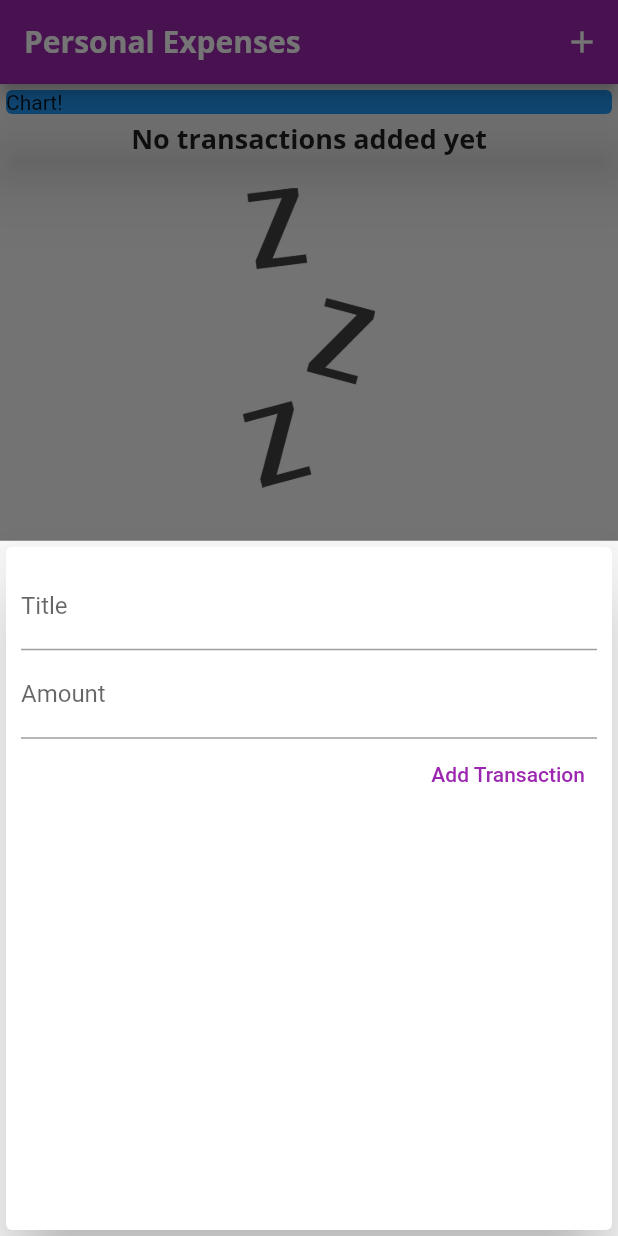
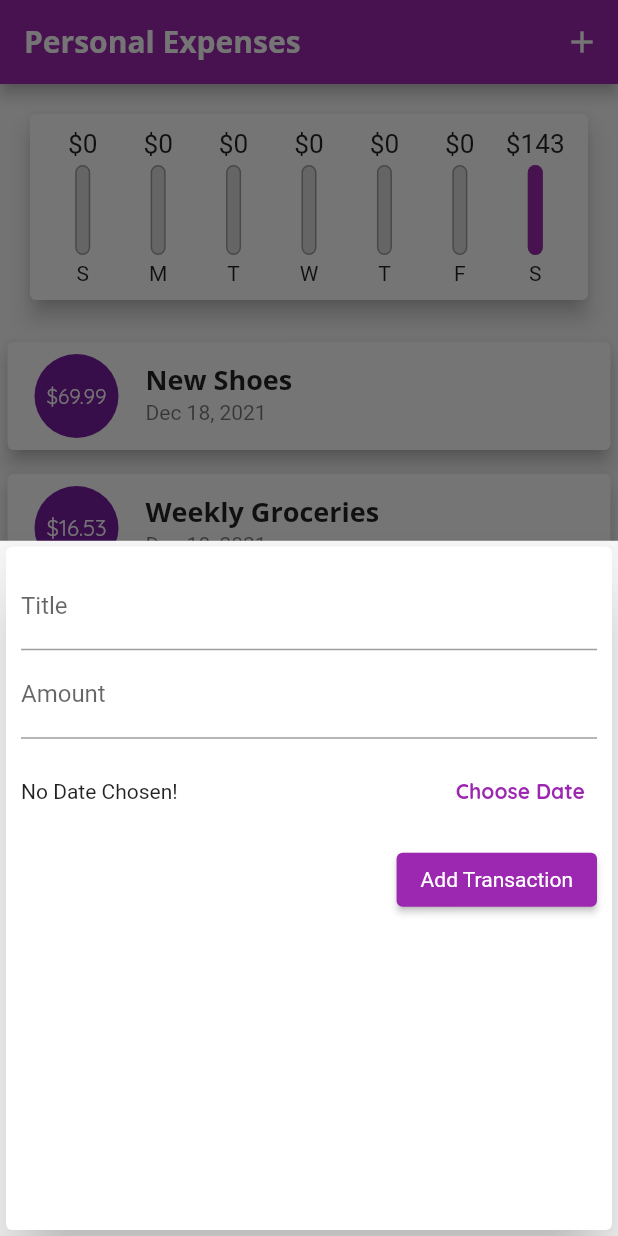
Before and after one commit to devch1013/second_flutter_app, a Flutter app: the screen it shows after launch, after a tap on the "add" icon, on a phone screen of 412 x 824 dp. Run offline on Flutter 3.47's test engine with Material 2 defaults, Android fonts, the phone set to English and light mode, and no system bars.

Commit message:
DatePicker

```diff
--- a/lib/main.dart
+++ b/lib/main.dart
@@ -2,6 +2,7 @@ import 'package:flutter/material.dart';
 import 'package:second_app/widgets/transaction_list.dart';
 import './widgets/new_transaction.dart';
 import './models/transaction.dart';
+import './widgets/chart.dart';
 
 void main() => runApp(MyApp());
 
@@ -20,6 +21,7 @@ class MyApp extends StatelessWidget {
                 fontSize: 18,
                 fontWeight: FontWeight.bold,
               ),
+              button: TextStyle(color: Colors.white),
             ),
         appBarTheme: AppBarTheme(
           textTheme: ThemeData.light().textTheme.copyWith(
@@ -43,25 +45,35 @@ class MyHomePage extends StatefulWidget {
 
 class _MyHomePageState extends State<MyHomePage> {
   final List<Transaction> _userTransactions = [
-    // Transaction(
-    //   id: 't1',
-    //   title: 'New Shoes',
-    //   amount: 69.99,
-    //   date: DateTime.now(),
-    // ),
-    // Transaction(
-    //   id: 't2',
-    //   title: 'Weekly Groceries',
-    //   amount: 16.53,
-    //   date: DateTime.now(),
-    // ),
-    // Transaction(
-    //   id: 't3',
-    //   title: 'New Clothes',
-    //   amount: 56.11,
-    //   date: DateTime.now(),
-    // ),
+    Transaction(
+      id: 't1',
+      title: 'New Shoes',
+      amount: 69.99,
+      date: DateTime.now(),
+    ),
+    Transaction(
+      id: 't2',
+      title: 'Weekly Groceries',
+      amount: 16.53,
+      date: DateTime.now(),
+    ),
+    Transaction(
+      id: 't3',
+      title: 'New Clothes',
+      amount: 56.11,
+      date: DateTime.now(),
+    ),
   ];
+
+  List<Transaction> get _recentTransactions {
+    return _userTransactions.where((tx) {
+      return tx.date.isAfter(
+        DateTime.now().subtract(
+          Duration(days: 7),
+        ),
+      );
+    }).toList(); // filter 개념
+  }
 
   void _addNewTransaction(String title, double amount) {
     final newTx = Transaction(
@@ -110,14 +122,7 @@ class _MyHomePageState extends State<MyHomePage> {
           // mainAxisAlignment: MainAxisAlignment.spaceAround,
           crossAxisAlignment: CrossAxisAlignment.stretch,
           children: <Widget>[
-            Container(
-              width: double.infinity,
-              child: const Card(
-                color: Colors.blue,
-                child: Text('Chart!'),
-                elevation: 20,
-              ),
-            ),
+            Chart(_recentTransactions),
             TransactionList(_userTransactions),
           ],
         ),
--- /dev/null
+++ b/lib/widgets/chart.dart
@@ -0,0 +1,66 @@
+import 'package:flutter/material.dart';
+import '../widgets/chart_bar.dart';
+import '../models/transaction.dart';
+import 'package:intl/intl.dart';
+
+class Chart extends StatelessWidget {
+  final List<Transaction> recentTransactions;
+
+  Chart(this.recentTransactions);
+
+  List<Map<String, Object>> get groupedTransactionValues {
+    return List.generate(7, (index) {
+      final weekDay = DateTime.now().subtract(Duration(days: index));
+
+      var totalSum = 0.0;
+      for (var i = 0; i < recentTransactions.length; i++) {
+        if (recentTransactions[i].date.day == weekDay.day &&
+            recentTransactions[i].date.month == weekDay.month &&
+            recentTransactions[i].date.year == weekDay.year) {
+          totalSum += recentTransactions[i].amount;
+        }
+      }
+      print(DateFormat.E().format(weekDay));
+      print(totalSum);
+      return {
+        "day": DateFormat.E().format(weekDay)[0],
+        'amount': totalSum,
+      };
+    }).reversed.toList();
+  }
+
+  double get totalSpending {
+    return groupedTransactionValues.fold(0.0, (sum, item) {
+      return sum + (item['amount'] as double);
+    });
+  }
+  // get은 이 파일 밖에서 저 리스트 꺼내 쓸 수 있게 허용, 변경은 불가
+  // set은 파일 밖에서 변수 변경할 수 있게 해줌
+
+  @override
+  Widget build(BuildContext context) {
+    print(groupedTransactionValues);
+    return Card(
+      elevation: 6,
+      margin: EdgeInsets.all(20),
+      child: Padding(
+        padding: EdgeInsets.all(10),
+        child: Row(
+          mainAxisAlignment: MainAxisAlignment.spaceAround,
+          children: groupedTransactionValues.map((data) {
+            return Flexible(
+              fit: FlexFit.tight, // 사이즈 제한
+              child: ChartBar(
+                (data['day'] as String),
+                (data['amount'] as double),
+                totalSpending == 0.0
+                    ? 0.0
+                    : (data['amount'] as double) / totalSpending,
+              ),
+            );
+          }).toList(),
+        ),
+      ),
+    );
+  }
+}
--- /dev/null
+++ b/lib/widgets/chart_bar.dart
@@ -0,0 +1,55 @@
+import 'package:flutter/material.dart';
+
+class ChartBar extends StatelessWidget {
+  final String label;
+  final double spendingAmount;
+  final double spendingPctOfTotal;
+
+  ChartBar(this.label, this.spendingAmount, this.spendingPctOfTotal);
+
+  @override
+  Widget build(BuildContext context) {
+    return Column(
+      children: [
+        Container(
+          height: 20,
+          child: FittedBox(
+            // 사이즈를 넘어가면 내용물이 줄어들면서 사이즈 맞춤
+            child: Text('\$${spendingAmount.toStringAsFixed(0)}'),
+          ),
+        ),
+        const SizedBox(
+          height: 4,
+        ),
+        Container(
+          height: 60,
+          width: 10,
+          child: Stack(
+            children: [
+              Container(
+                decoration: BoxDecoration(
+                  border: Border.all(color: Colors.grey, width: 1.0),
+                  color: const Color.fromRGBO(220, 220, 220, 1),
+                  borderRadius: BorderRadius.circular(20),
+                ),
+              ),
+              FractionallySizedBox(
+                heightFactor: spendingPctOfTotal,
+                child: Container(
+                  decoration: BoxDecoration(
+                    color: Theme.of(context).primaryColor,
+                    borderRadius: BorderRadius.circular(10),
+                  ),
+                ),
+              ),
+            ],
+          ),
+        ),
+        const SizedBox(
+          height: 4,
+        ),
+        Text(label),
+      ],
+    );
+  }
+}
--- a/lib/widgets/new_transaction.dart
+++ b/lib/widgets/new_transaction.dart
@@ -1,4 +1,5 @@
 import 'package:flutter/material.dart';
+import 'package:intl/intl.dart';
 
 class NewTransaction extends StatefulWidget {
   final Function addNewTransaction;
@@ -10,13 +11,14 @@ class NewTransaction extends StatefulWidget {
 }
 
 class _NewTransactionState extends State<NewTransaction> {
-  final titleController = TextEditingController();
+  final _titleController = TextEditingController();
 
-  final amountController = TextEditingController();
+  final _amountController = TextEditingController();
+  DateTime? _selectedDate;
 
-  void submitData() {
-    final enteredTitle = titleController.text;
-    final enteredAmount = double.parse(amountController.text);
+  void _submitData() {
+    final enteredTitle = _titleController.text;
+    final enteredAmount = double.parse(_amountController.text);
 
     if (enteredTitle.isEmpty || enteredAmount <= 0) {
       return;
@@ -31,6 +33,23 @@ class _NewTransactionState extends State<NewTransaction> {
     Navigator.of(context).pop(); //가장 위에있는 context 없애줌 -> 이 경우엔 modal
   }
 
+  void _presentDatePicker() {
+    showDatePicker(
+      // 입력 기다렸다가 future타입의 값 반환함
+      context: context,
+      initialDate: DateTime.now(),
+      firstDate: DateTime(2021),
+      lastDate: DateTime.now(),
+    ).then((pickedDate) {
+      if (pickedDate == null) {
+        return;
+      }
+      setState(() {
+        _selectedDate = pickedDate;
+      });
+    });
+  }
+
   @override
   Widget build(BuildContext context) {
     return Card(
@@ -42,21 +61,41 @@ class _NewTransactionState extends State<NewTransaction> {
           children: <Widget>[
             TextField(
               decoration: InputDecoration(labelText: 'Title'),
-              controller: titleController,
-              onSubmitted: (_) => submitData(),
+              controller: _titleController,
+              onSubmitted: (_) => _submitData(),
             ),
             TextField(
               decoration: InputDecoration(labelText: 'Amount'),
-              controller: amountController,
+              controller: _amountController,
               keyboardType: TextInputType.number,
-              onSubmitted: (_) => submitData(),
+              onSubmitted: (_) => _submitData(),
             ),
-            TextButton(
-                onPressed: submitData,
-                child: Text(
-                  'Add Transaction',
-                  style: TextStyle(color: Colors.purple),
-                )),
+            Container(
+              height: 70,
+              child: Row(
+                children: [
+                  Expanded(
+                    child: Text(_selectedDate == null
+                        ? 'No Date Chosen!'
+                        : 'Picked Date: ${DateFormat.yMd().format(_selectedDate as DateTime)}'),
+                  ),
+                  TextButton(
+                    onPressed: _presentDatePicker,
+                    child: Text(
+                      'Choose Date',
+                      style: TextStyle(fontWeight: FontWeight.bold),
+                    ),
+                  )
+                ],
+              ),
+            ),
+            ElevatedButton(
+                onPressed: _submitData,
+                style: ElevatedButton.styleFrom(
+                    primary: Theme.of(context).primaryColor,
+                    textStyle: TextStyle(
+                        color: Theme.of(context).textTheme.button!.color)),
+                child: Text('Add Transaction')),
           ],
         ),
       ),
--- a/lib/widgets/transaction_list.dart
+++ b/lib/widgets/transaction_list.dart
@@ -33,46 +33,24 @@ class TransactionList extends StatelessWidget {
               //화면에 보일때만 요소 만듬
               itemBuilder: (ctx, index) {
                 return Card(
-                  child: Row(
-                    children: <Widget>[
-                      Container(
+                  elevation: 5,
+                  margin: EdgeInsets.symmetric(vertical: 8, horizontal: 5),
+                  child: ListTile(
+                    leading: CircleAvatar(
+                      radius: 30,
+                      child: Padding(
                         padding: const EdgeInsets.all(10),
-                        margin: const EdgeInsets.symmetric(
-                          vertical: 10,
-                          horizontal: 10,
-                        ),
-                        decoration: BoxDecoration(
-                          border: Border.all(
-                            color: Theme.of(context)
-                                .primaryColor, // const value가 될 수 없음
-                            width: 2,
-                          ),
-                        ),
-                        //////////////////////////// 가격
-                        child: Text(
-                          '\$${_userTransactions[index].amount.toStringAsFixed(2)}', //소수점 둘째자리까지
-                          style: TextStyle(
-                            fontWeight: FontWeight.bold,
-                            color: Theme.of(context).primaryColor,
-                            fontSize: 20,
-                          ),
-                        ),
+                        child: FittedBox(
+                            child:
+                                Text('\$${_userTransactions[index].amount}')),
                       ),
-                      Column(
-                        crossAxisAlignment: CrossAxisAlignment.start,
-                        children: <Widget>[
-                          ////////////////////////// 제목
-                          Text(_userTransactions[index].title,
-                              style: Theme.of(context).textTheme.headline6),
-                          /////////////////////////날짜
-                          Text(
-                            DateFormat.yMMMEd()
-                                .format(_userTransactions[index].date),
-                            style: TextStyle(color: Colors.grey),
-                          )
-                        ],
-                      )
-                    ],
+                    ),
+                    title: Text(
+                      _userTransactions[index].title,
+                      style: Theme.of(context).textTheme.headline6,
+                    ),
+                    subtitle: Text(DateFormat.yMMMd()
+                        .format(_userTransactions[index].date)),
                   ),
                 );
               },
```
